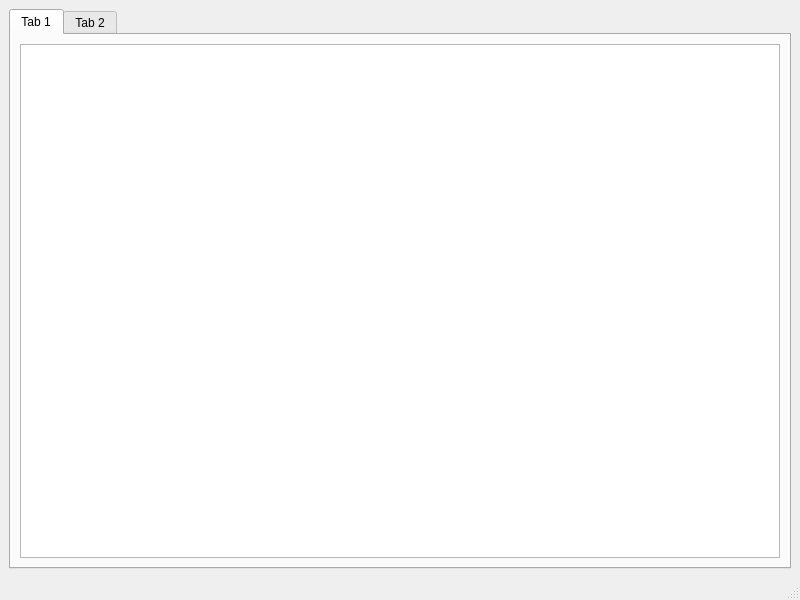
Above: src/console/forms/mainwindow.ui from stanford-ssi/Mars-Tractor before the change. Below: the same form after it.
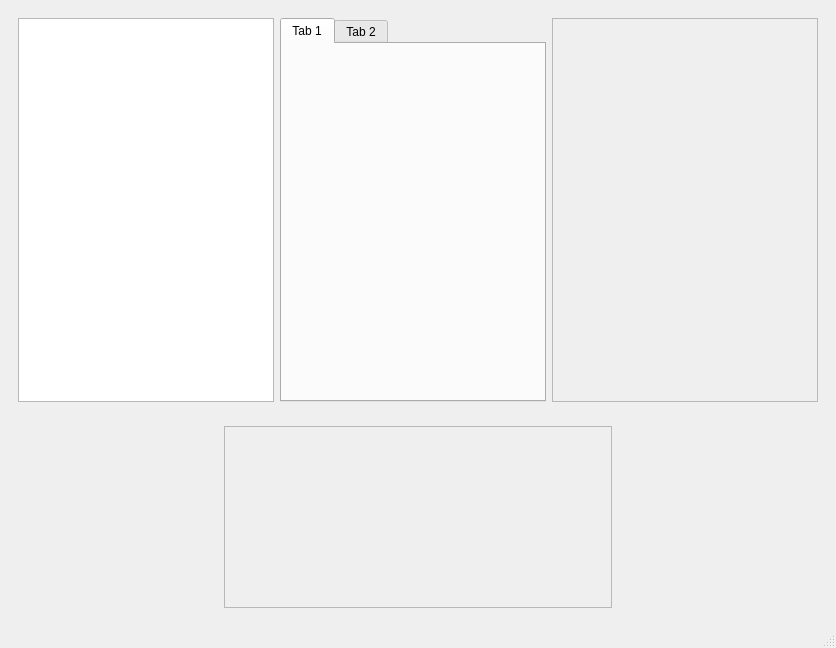
That is the form after the change. Custom widgets are drawn as their Qt base class.

Commit message: modified:   src/console/CMakeLists.txt 	modified:   src/console/forms/mainwindow.ui 	modified:   src/console/forms/overlay.ui 	modified:   src/console/forms/statusview.ui 	modified:   src/console/include/client.hpp 	modified:   src/console/include/mainwindow.h 	modified:   src/console/include/overlay.h 	modified:   src/console/libs/client.cpp 	modified:   src/console/libs/mainwindow.cpp 	modified:   src/console/libs/overlay.cpp

```diff
--- a/src/console/forms/mainwindow.ui
+++ b/src/console/forms/mainwindow.ui
@@ -6,27 +6,59 @@
    <rect>
     <x>0</x>
     <y>0</y>
-    <width>800</width>
-    <height>600</height>
+    <width>836</width>
+    <height>648</height>
    </rect>
   </property>
   <property name="windowTitle">
    <string>MainWindow</string>
   </property>
   <widget class="QWidget" name="centralwidget">
+   <layout class="QVBoxLayout" name="verticalLayout_2">
+    <item>
+     <widget class="QWidget" name="widget_3" native="true">
    <layout class="QHBoxLayout" name="horizontalLayout">
+       <item>
+        <widget class="QTextBrowser" name="textBrowser">
+         <property name="sizePolicy">
+          <sizepolicy hsizetype="Fixed" vsizetype="Expanding">
+           <horstretch>0</horstretch>
+           <verstretch>0</verstretch>
+          </sizepolicy>
+         </property>
+        </widget>
+       </item>
     <item>
      <widget class="QTabWidget" name="tabWidget">
+         <property name="sizePolicy">
+          <sizepolicy hsizetype="Preferred" vsizetype="Expanding">
+           <horstretch>0</horstretch>
+           <verstretch>0</verstretch>
+          </sizepolicy>
+         </property>
       <property name="currentIndex">
        <number>0</number>
       </property>
       <widget class="QWidget" name="tab">
+          <property name="sizePolicy">
+           <sizepolicy hsizetype="Expanding" vsizetype="Preferred">
+            <horstretch>0</horstretch>
+            <verstretch>0</verstretch>
+           </sizepolicy>
+          </property>
        <attribute name="title">
         <string>Tab 1</string>
        </attribute>
        <layout class="QHBoxLayout" name="horizontalLayout_2">
         <item>
-         <widget class="QTextBrowser" name="textBrowser"/>
+            <widget class="QWidget" name="widget_2" native="true">
+             <property name="sizePolicy">
+              <sizepolicy hsizetype="Expanding" vsizetype="Expanding">
+               <horstretch>0</horstretch>
+               <verstretch>0</verstretch>
+              </sizepolicy>
+             </property>
+            </widget>
         </item>
        </layout>
       </widget>
@@ -42,6 +74,139 @@
       </widget>
      </widget>
     </item>
+       <item>
+        <widget class="QScrollArea" name="scrollArea_2">
+         <property name="sizePolicy">
+          <sizepolicy hsizetype="Ignored" vsizetype="Expanding">
+           <horstretch>0</horstretch>
+           <verstretch>0</verstretch>
+          </sizepolicy>
+         </property>
+         <property name="baseSize">
+          <size>
+           <width>0</width>
+           <height>0</height>
+          </size>
+         </property>
+         <property name="autoFillBackground">
+          <bool>true</bool>
+         </property>
+         <property name="widgetResizable">
+          <bool>true</bool>
+         </property>
+         <widget class="QWidget" name="scrollAreaWidgetContents_2">
+          <property name="geometry">
+           <rect>
+            <x>0</x>
+            <y>0</y>
+            <width>264</width>
+            <height>363</height>
+           </rect>
+          </property>
+          <layout class="QVBoxLayout" name="verticalLayout_4"/>
+         </widget>
+        </widget>
+       </item>
+      </layout>
+     </widget>
+    </item>
+    <item>
+     <widget class="QWidget" name="widget_4" native="true">
+      <property name="sizePolicy">
+       <sizepolicy hsizetype="Preferred" vsizetype="Minimum">
+        <horstretch>0</horstretch>
+        <verstretch>0</verstretch>
+       </sizepolicy>
+      </property>
+      <property name="minimumSize">
+       <size>
+        <width>0</width>
+        <height>200</height>
+       </size>
+      </property>
+      <property name="maximumSize">
+       <size>
+        <width>16777215</width>
+        <height>200</height>
+       </size>
+      </property>
+      <property name="baseSize">
+       <size>
+        <width>0</width>
+        <height>200</height>
+       </size>
+      </property>
+      <layout class="QHBoxLayout" name="horizontalLayout_3">
+       <item>
+        <widget class="Overlay" name="overlay" native="true">
+         <property name="sizePolicy">
+          <sizepolicy hsizetype="Fixed" vsizetype="Preferred">
+           <horstretch>0</horstretch>
+           <verstretch>0</verstretch>
+          </sizepolicy>
+         </property>
+         <property name="minimumSize">
+          <size>
+           <width>200</width>
+           <height>0</height>
+          </size>
+         </property>
+        </widget>
+       </item>
+       <item>
+        <widget class="QScrollArea" name="scrollArea">
+         <property name="sizePolicy">
+          <sizepolicy hsizetype="Expanding" vsizetype="Expanding">
+           <horstretch>0</horstretch>
+           <verstretch>0</verstretch>
+          </sizepolicy>
+         </property>
+         <property name="minimumSize">
+          <size>
+           <width>0</width>
+           <height>0</height>
+          </size>
+         </property>
+         <property name="baseSize">
+          <size>
+           <width>0</width>
+           <height>0</height>
+          </size>
+         </property>
+         <property name="widgetResizable">
+          <bool>true</bool>
+         </property>
+         <widget class="QWidget" name="scrollAreaWidgetContents">
+          <property name="geometry">
+           <rect>
+            <x>0</x>
+            <y>0</y>
+            <width>386</width>
+            <height>180</height>
+           </rect>
+          </property>
+         </widget>
+        </widget>
+       </item>
+       <item>
+        <widget class="QWidget" name="icon" native="true">
+         <property name="sizePolicy">
+          <sizepolicy hsizetype="Fixed" vsizetype="Preferred">
+           <horstretch>0</horstretch>
+           <verstretch>0</verstretch>
+          </sizepolicy>
+         </property>
+         <property name="minimumSize">
+          <size>
+           <width>200</width>
+           <height>0</height>
+          </size>
+         </property>
+        </widget>
+       </item>
+      </layout>
+     </widget>
+    </item>
    </layout>
   </widget>
   <widget class="QMenuBar" name="menubar">
@@ -56,6 +221,14 @@
   </widget>
   <widget class="QStatusBar" name="statusbar"/>
  </widget>
+ <customwidgets>
+  <customwidget>
+   <class>Overlay</class>
+   <extends>QWidget</extends>
+   <header location="global">overlay.h</header>
+   <container>1</container>
+  </customwidget>
+ </customwidgets>
  <resources/>
  <connections/>
 </ui>
```
Left out of the diff: 4 changed lines with no effect on the pictures. Lines whose indentation alone changed are shown as unchanged. The commit also changes 9 other files.
